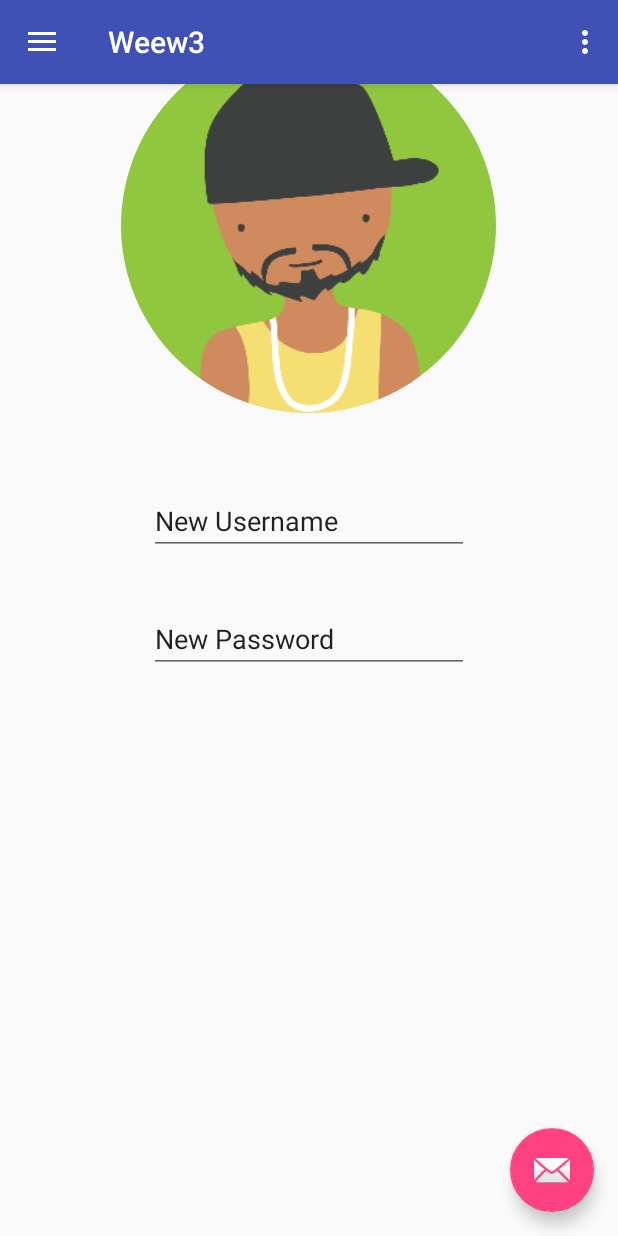
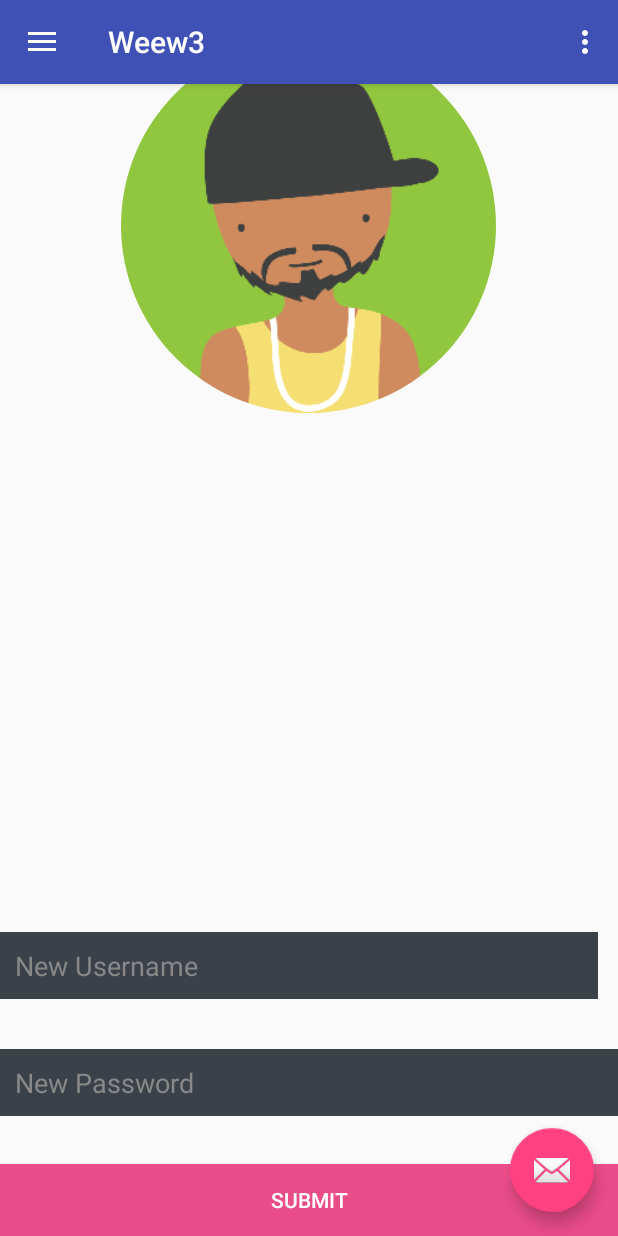
Before and after one commit to melyaman/Weew, an Android app: the fragment EditProfile placed in its activity, on a phone screen of 412 x 824 dp. Run offline under Robolectric (Android 15) with nearby library versions, the light colour scheme and no system bars; our stand-ins replace CircleImageView.

Commit message:
adding edit profile design

```diff
--- a/app/src/main/res/layout/fragment_edit_profile.xml
+++ b/app/src/main/res/layout/fragment_edit_profile.xml
@@ -18,27 +18,50 @@
         android:layout_alignParentTop="true"
         android:layout_centerHorizontal="true" />
 
-    <EditText
-        android:layout_width="wrap_content"
+    <Button
+        android:text="Submit"
+        android:layout_alignParentBottom="true"
+        android:layout_centerHorizontal="true"
+        android:layout_marginTop="20dip"
+        android:background="#ea4c88"
+        android:textColor="@color/white"
+        android:layout_width="fill_parent"
         android:layout_height="wrap_content"
-        android:inputType="textPersonName"
-        android:text="New Password"
-        android:ems="10"
-        android:layout_below="@+id/editText"
-        android:layout_alignRight="@+id/editText"
-        android:layout_alignEnd="@+id/editText"
-        android:layout_marginTop="33dp"
-        android:id="@+id/editText4" />
+        android:id="@+id/submit" />
 
     <EditText
-        android:layout_width="wrap_content"
+        android:background="@color/input_register_bg"
+        android:padding="10dp"
+        android:singleLine="true"
+        android:textColor="@color/input_register"
+        android:textColorHint="@color/input_register_hint"
         android:layout_height="wrap_content"
+        android:layout_width="fill_parent"
+        android:layout_marginBottom="33dp"
         android:inputType="textPersonName"
         android:text="New Username"
         android:ems="10"
-        android:layout_marginTop="49dp"
-        android:id="@+id/editText"
-        android:layout_below="@+id/edit_imageProfile"
-        android:layout_centerHorizontal="true" />
+        android:id="@+id/new_username"
+        android:layout_above="@+id/new_password"
+        android:layout_alignParentRight="true"
+        android:layout_alignParentEnd="true"
+        android:layout_marginRight="13dp"
+        android:layout_marginEnd="13dp" />
+
+    <EditText
+        android:background="@color/input_register_bg"
+        android:text="New Password"
+        android:ems="10"
+        android:id="@+id/new_password"
+        android:padding="10dp"
+        android:singleLine="true"
+        android:textColor="@color/input_register"
+        android:textColorHint="@color/input_register_hint"
+        android:layout_height="wrap_content"
+        android:layout_width="fill_parent"
+        android:layout_marginBottom="12dp"
+        android:layout_above="@+id/submit"
+        android:layout_alignParentLeft="true"
+        android:layout_alignParentStart="true" />
 
 </RelativeLayout>
```
